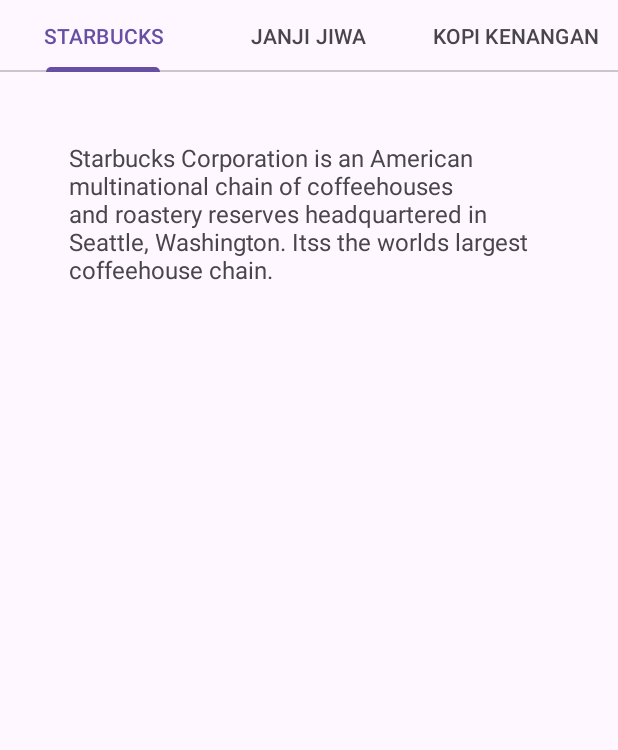
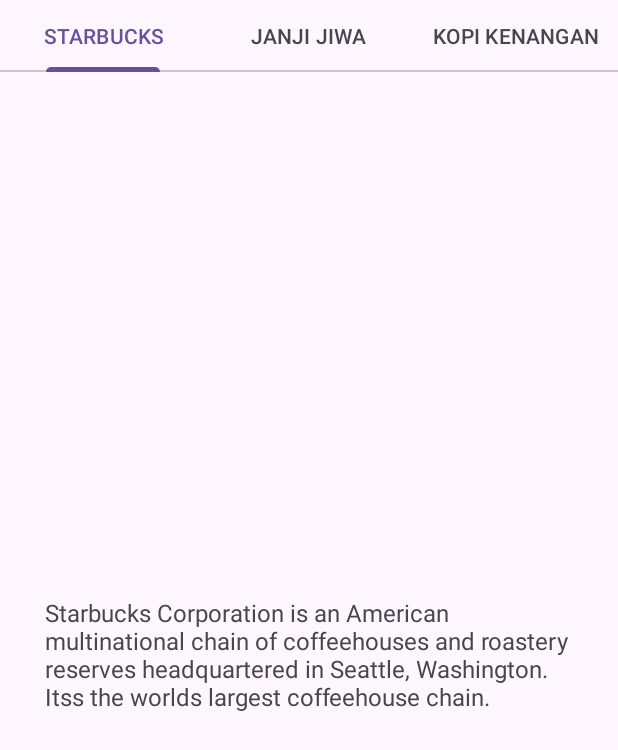
Before and after one commit to Calvin-braus/LAB_WEEK_04, an Android app: the fragment CafeFragment shown on its own in the app's theme, on a phone screen of 412 x 824 dp. Shown: the top 750 px of the screen. Run offline under Robolectric (Android 15) with nearby library versions, the phone set to English and light mode, and no system bars.

Commit message:
Commit No. 4 – Assignment

```diff
--- a/app/src/main/java/com/example/lab_week_04/CafeAdapter.kt
+++ b/app/src/main/java/com/example/lab_week_04/CafeAdapter.kt
@@ -1,27 +1,42 @@
 package com.example.lab_week_04
 
+import android.content.Context
+import android.util.Log
 import androidx.fragment.app.Fragment
+import androidx.fragment.app.FragmentManager
+import androidx.lifecycle.Lifecycle
 import androidx.viewpager2.adapter.FragmentStateAdapter
 
-// List tab yang akan ditampilkan
+
+// List tab titles & descriptions
 val TABS_FIXED = listOf(
     R.string.starbucks_title,
     R.string.janjijiwa_title,
     R.string.kopikenangan_title
 )
 
-val TABS_DESC = listOf(
-    R.string.starbucks_desc,
-    R.string.janjijiwa_desc,
-    R.string.kopikenangan_desc
-)
 
-class CafeAdapter(private val fragment: Fragment) : FragmentStateAdapter(fragment) {
+
+class CafeAdapter(
+    private val context: Context,
+    fragmentManager: FragmentManager,
+    lifecycle: Lifecycle
+) : FragmentStateAdapter(fragmentManager, lifecycle) {
+
+    val TABS_DESC = listOf(
+        R.string.starbucks_desc,
+        R.string.janjijiwa_desc,
+        R.string.kopikenangan_desc
+    )
 
     override fun getItemCount(): Int = TABS_FIXED.size
 
     override fun createFragment(position: Int): Fragment {
-        val desc = fragment.requireContext().getString(TABS_DESC[position])
+        // Sekarang fragment tersedia sebagai properti
+        val desc = context.getString(TABS_DESC[position])
+        Log.d("debug", "pergantian kontent")
         return CafeDetailFragment.newInstance(desc)
+
+
     }
 }
--- a/app/src/main/java/com/example/lab_week_04/CafeFragment.kt
+++ b/app/src/main/java/com/example/lab_week_04/CafeFragment.kt
@@ -1,24 +1,22 @@
 package com.example.lab_week_04
 
 import android.os.Bundle
+import android.util.Log
+import androidx.fragment.app.Fragment
 import android.view.LayoutInflater
 import android.view.View
 import android.view.ViewGroup
-import androidx.fragment.app.Fragment
 import androidx.viewpager2.widget.ViewPager2
 import com.google.android.material.tabs.TabLayout
 import com.google.android.material.tabs.TabLayoutMediator
+import kotlin.math.log
 
 class CafeFragment : Fragment() {
-    override fun onCreate(savedInstanceState: Bundle?) {
-        super.onCreate(savedInstanceState)
-    }
 
     override fun onCreateView(
         inflater: LayoutInflater, container: ViewGroup?,
         savedInstanceState: Bundle?
     ): View? {
-        // Inflate layout
         return inflater.inflate(R.layout.fragment_cafe, container, false)
     }
 
@@ -27,11 +25,16 @@ class CafeFragment : Fragment() {
 
         val viewPager = view.findViewById<ViewPager2>(R.id.view_pager)
         val tabLayout = view.findViewById<TabLayout>(R.id.tab_layout)
-        val adapter = CafeAdapter(this) // 'this' adalah Fragment
+
+        // Gunakan adapter
+        val adapter = CafeAdapter(requireContext(),childFragmentManager,lifecycle)
         viewPager.adapter = adapter
 
+        // Set tab title
         TabLayoutMediator(tabLayout, viewPager) { tab, position ->
-            tab.text = resources.getString(TABS_FIXED[position])
+            tab.text = getString(TABS_FIXED[position])
         }.attach()
+
+
     }
 }
--- a/app/src/main/res/layout/fragment_cafe.xml
+++ b/app/src/main/res/layout/fragment_cafe.xml
@@ -20,7 +20,7 @@
     <androidx.viewpager2.widget.ViewPager2
         android:id="@+id/view_pager"
         android:layout_width="match_parent"
-        android:layout_height="0dp"
+        android:layout_height="wrap_content"
         app:layout_constraintTop_toBottomOf="@id/tab_layout"
         app:layout_constraintBottom_toBottomOf="parent"/>
 
--- a/app/src/main/res/layout/fragment_cafe_detail.xml
+++ b/app/src/main/res/layout/fragment_cafe_detail.xml
@@ -1,17 +1,13 @@
 <?xml version="1.0" encoding="utf-8"?>
 <FrameLayout
     xmlns:android="http://schemas.android.com/apk/res/android"
-    xmlns:tools="http://schemas.android.com/tools"
     android:layout_width="match_parent"
     android:layout_height="match_parent"
-    android:padding="30dp"
-    tools:context=".CafeDetailFragment">
+    android:padding="30dp">
 
     <TextView
         android:id="@+id/content_description"
         android:layout_width="match_parent"
-        android:layout_height="wrap_content"
-        android:textSize="16sp"
-        android:padding="16dp"/>
-
+        android:layout_height="match_parent"
+        android:textSize="16sp"/>
 </FrameLayout>
```
Also changed, not shown: app/src/main/java/com/example/lab_week_04/CafeDetailFragment.kt (+3 -5 lines), app/src/main/java/com/example/lab_week_04/MainActivity.kt (+6 -13 lines).
